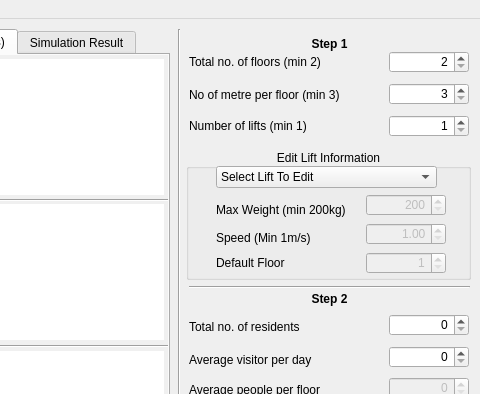
First picture: the form in mainwindow.ui, repository liftlab/LEVAX, before the edit; both pictures show x 121 to 601 and y 0 to 394 of the 601 by 545 pixel window.
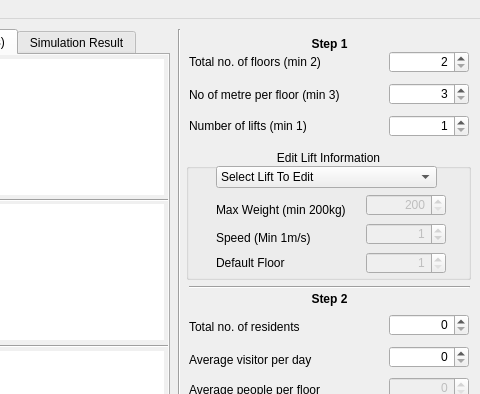
Second picture: the form after the edit. Icons and pictures are not drawn.

```diff
--- a/mainwindow.ui
+++ b/mainwindow.ui
@@ -706,7 +706,7 @@
       <number>700</number>
      </property>
     </widget>
-    <widget class="QDoubleSpinBox" name="maxSpeedDoubleSpinBox">
+    <widget class="QSpinBox" name="maxSpeedSpinBox">
      <property name="enabled">
       <bool>false</bool>
      </property>
@@ -727,14 +727,11 @@
      <property name="alignment">
       <set>Qt::AlignRight|Qt::AlignTrailing|Qt::AlignVCenter</set>
      </property>
-     <property name="minimum">
-      <double>1.000000000000000</double>
-     </property>
      <property name="maximum">
-      <double>10.000000000000000</double>
+      <number>6</number>
      </property>
-     <property name="singleStep">
-      <double>0.250000000000000</double>
+     <property name="value">
+      <number>1</number>
      </property>
     </widget>
     <widget class="QLabel" name="maxWeightLabel_3">
```
